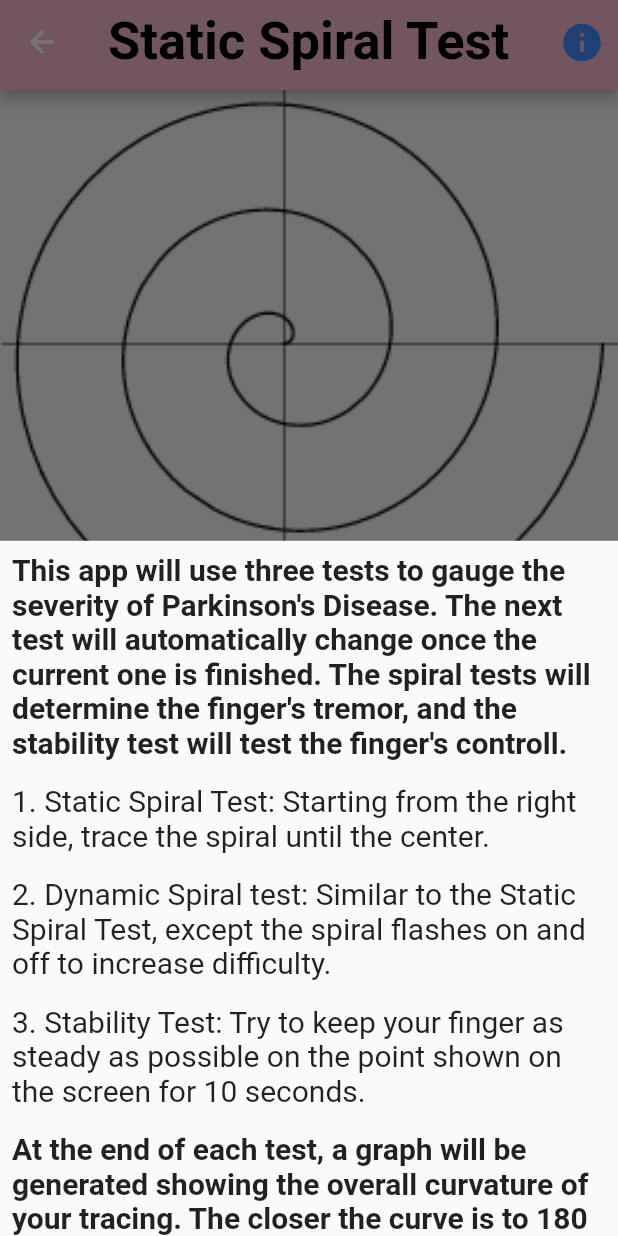
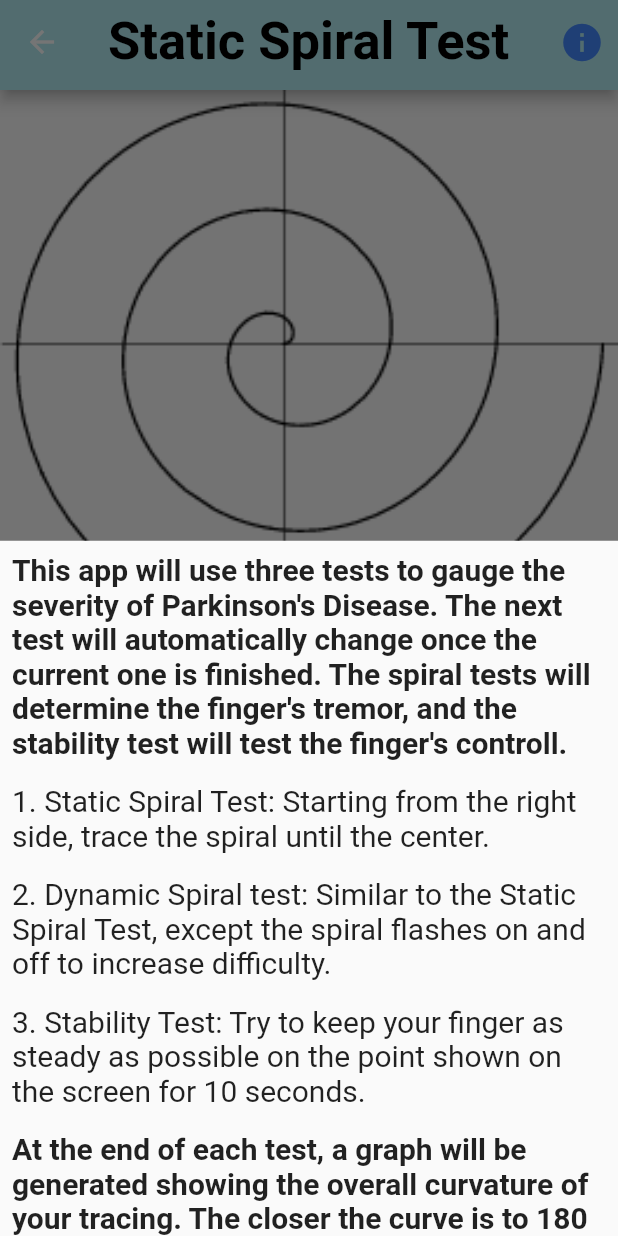
Before and after one commit to ranashreyas/Mobi, a Flutter app: the screen it shows after launch, after a tap on the "info" icon, on a phone screen of 412 x 824 dp. Run offline on Flutter 3.47's test engine with Material 2 defaults, Android fonts, the light colour scheme and no system bars; our stand-ins replace charts_flutter, shared_preferences.

Commit message:
test is now accurate

```diff
--- a/lib/addWord.dart
+++ b/lib/addWord.dart
@@ -124,7 +124,7 @@ class _AddWord extends State<AddWord> {
           items: <BottomNavigationBarItem>[
             BottomNavigationBarItem(
               icon: Icon(Icons.library_books, color: Colors.pink.shade100),
-              title: Text('Tests'),
+              title: Text('Mobility Tests'),
                 backgroundColor: Colors.grey[100]
 
             ),
--- a/lib/draw_screen.dart
+++ b/lib/draw_screen.dart
@@ -157,7 +157,7 @@ class _DrawState extends State<Draw> {
               fontWeight: FontWeight.bold,
               fontSize: 35,
             )),
-            backgroundColor: Colors.pink[100],
+            backgroundColor: Colors.cyan[100],
             actions: <Widget>[
               IconButton(
                 icon: Icon(Icons.info, color: Colors.blueAccent, size: 30),
@@ -402,9 +402,10 @@ class _DrawState extends State<Draw> {
 
               Flexible(
                 child: Container(
-                color: Colors.pink[100],
+                color: Colors.cyan[100],
 //                height: MediaQuery.of(context).size.height - MediaQuery.of(context).size.width-0,
                 child: Center(
+
                     child: ListView(
                       children: <Widget>[
 //                        Text("Angle " + (currAngle==double.nan).toString(), style: new TextStyle(
@@ -436,18 +437,29 @@ class _DrawState extends State<Draw> {
 //                          fontWeight: FontWeight.bold,
 //                          fontSize: 30,
 //                        )),
-                        Text("Static Spiral Test Results: " + staticSpiralScore.round().toString() + "%", style: new TextStyle(
+                        Padding(
+                          padding: EdgeInsets.all(5.0),
+                          child: Text("Static Spiral Test Results: " + staticSpiralScore.round().toString() + "%", style: new TextStyle(
                             fontWeight: FontWeight.bold,
                             fontSize: 25,
                           )),
-                        Text("Dynamic Spiral Test Results: " + dynamicSpiralScore.round().toString() + "%", style: new TextStyle(
+                        ),
+                        Padding(
+                          padding: EdgeInsets.all(5.0),
+                          child: Text("Dynamic Spiral Test Results: " + dynamicSpiralScore.round().toString() + "%", style: new TextStyle(
                             fontWeight: FontWeight.bold,
                             fontSize: 25,
                           )),
-                        Text("Stability Test Results: " + totalDistanceStability.round().toString(), style: new TextStyle(
+                        ),
+                        Padding(
+                          padding: EdgeInsets.all(5.0),
+                          child: Text("Stability Test Results: " + totalDistanceStability.round().toString(), style: new TextStyle(
                             fontWeight: FontWeight.bold,
                             fontSize: 30,
                           )),
+                        ),
+
+
                         (endedDrawing)? Container(
                           height: 200,
                           child: LineChart(temp),
@@ -469,28 +481,28 @@ class _DrawState extends State<Draw> {
       bottomNavigationBar: BottomNavigationBar(
         items: <BottomNavigationBarItem>[
           BottomNavigationBarItem(
-            icon: Icon(Icons.library_books, color: Colors.redAccent),
-            title: Text('Tests'),
+            icon: Icon(Icons.library_books, color: Colors.cyan[200]),
+            title: Text('Mobility Tests'),
             backgroundColor: Colors.grey[100]
           ),
           BottomNavigationBarItem(
-            icon: Icon(Icons.keyboard, color: Colors.pink.shade100),
+            icon: Icon(Icons.keyboard, color: Colors.cyan[200]),
             title: Text("Advanced Keyboard"),
               backgroundColor: Colors.grey[100]
           ),
           BottomNavigationBarItem(
-            icon: Icon(Icons.list, color: Colors.pink.shade100),
+            icon: Icon(Icons.list, color: Colors.cyan[200]),
             title: Text("Suggested Words"),
               backgroundColor: Colors.grey[100]
           ),
           BottomNavigationBarItem(
-            icon: Icon(Icons.add, color: Colors.pink.shade100),
+            icon: Icon(Icons.add, color: Colors.cyan[200]),
             title: Text('Add Word'),
             backgroundColor: Colors.grey[100]
           ),
         ],
         currentIndex: _selectedIndex,
-        selectedItemColor: Colors.redAccent,
+        selectedItemColor: Colors.cyan[200],
         onTap: _onItemTapped,
       ),
 
--- a/lib/keyboard.dart
+++ b/lib/keyboard.dart
@@ -388,7 +388,7 @@ class _KeyboardState extends State<Keyboard> {
           items: <BottomNavigationBarItem>[
             BottomNavigationBarItem(
               icon: Icon(Icons.library_books, color: Colors.pink.shade100),
-              title: Text('Tests'),
+              title: Text('Mobility Tests'),
               backgroundColor: Colors.grey[100]
             ),
             BottomNavigationBarItem(
--- a/lib/start_screen.dart
+++ b/lib/start_screen.dart
@@ -27,25 +27,25 @@ class StartState extends State<Start> {
   Widget build(BuildContext context){
     return Scaffold(
 
-      backgroundColor: Colors.cyan[100],
+      backgroundColor: Colors.cyan[50],
 
       body: Center(
         child: Column(
           mainAxisAlignment: MainAxisAlignment.center,
           crossAxisAlignment: CrossAxisAlignment.center,
           children: <Widget>[
-            Image.asset("images/pdlogo.jpeg",
-              height: 300,
-              width: 200,
-              fit: BoxFit.fitWidth,
+            Image.asset("images/MobiTestLogo.jpeg",
+              height: MediaQuery.of(context).size.width * 0.7,
+              width: MediaQuery.of(context).size.width * 0.7,
+//              fit: BoxFit.fitWidth,
             ),
-            Padding(
-              padding: EdgeInsets.all(15),
-                child: Text("MobiTest - Noninvasive Parkinson's Detector", style: new TextStyle(
-                fontWeight: FontWeight.bold,
-                fontSize: 25,
-              )),
-            ),
+//            Padding(
+//              padding: EdgeInsets.all(15),
+//                child: Text("MobiTest - Noninvasive Parkinson's Detector", style: new TextStyle(
+//                fontWeight: FontWeight.bold,
+//                fontSize: 25,
+//              )),
+//            ),
           ],
         )
       ),
--- a/lib/suggestions.dart
+++ b/lib/suggestions.dart
@@ -258,7 +258,7 @@ class _SuggestionState extends State<Suggestions> {
           items: <BottomNavigationBarItem>[
             BottomNavigationBarItem(
               icon: Icon(Icons.library_books, color: Colors.pink.shade100),
-              title: Text('Tests'),
+              title: Text('Mobility Tests'),
                 backgroundColor: Colors.grey[100]
 
             ),
--- a/pubspec.yaml
+++ b/pubspec.yaml
@@ -47,6 +47,7 @@ flutter:
   assets:
     - images/spiral.jpeg
     - images/pdlogo.jpeg
+    - images/MobiTestLogo.jpeg
 
   # To add assets to your application, add an assets section, like this:
   # assets:
```
Also changed, not shown: images/MobiTestLogo.jpeg (added), 102 other files. Lines whose indentation alone changed are shown as unchanged.
